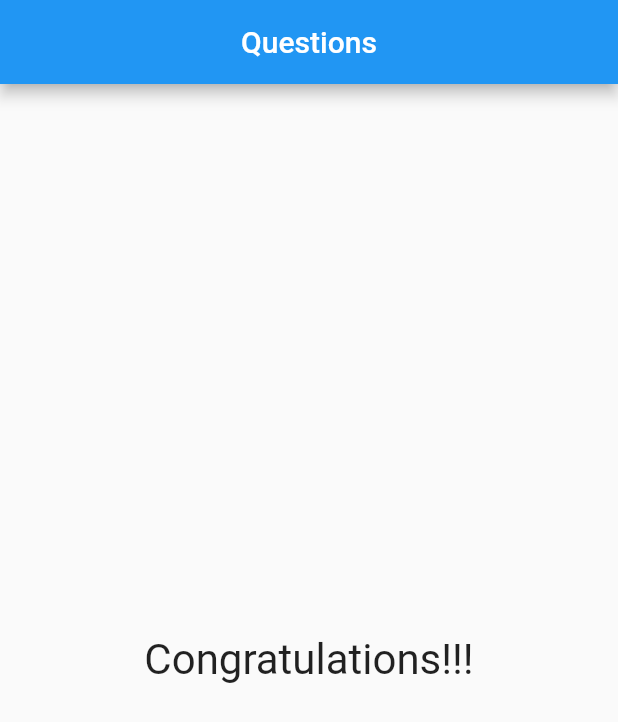
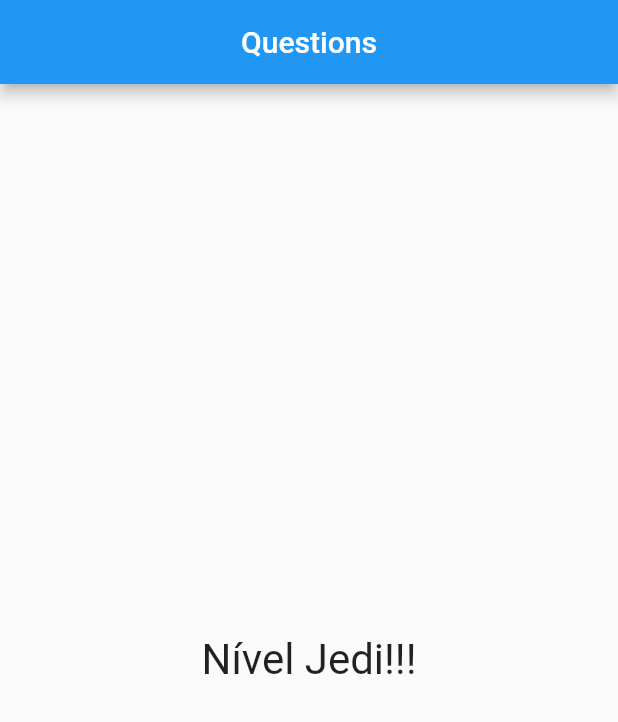
Before and after one commit to brandao-rafael/udemy-flutter, a Flutter app: the screen it shows after launch, after a tap on "Preto", after a tap on "Cobra", after a tap on "Léo", on a phone screen of 412 x 824 dp. Shown: the top 722 px of the screen. Run offline on Flutter 3.47's test engine with Material 2 defaults, Android fonts, the phone set to English and light mode, and no system bars.

Commit message:
feat: create logics to show diferent phrases on result

```diff
--- a/sessao-2-nocoes-basicas-de-flutter/project_questions/lib/main.dart
+++ b/sessao-2-nocoes-basicas-de-flutter/project_questions/lib/main.dart
@@ -66,7 +66,7 @@ class _QuestionAppState extends State<QuestionApp> {
                     selectedAwnser: _selectedAwnser,
                     toRespond: _awnser,
                   )
-                : const Result(text: 'Congratulations!!!')));
+                : Result(_totalPoints)));
   }
 }
 
--- a/sessao-2-nocoes-basicas-de-flutter/project_questions/lib/result.dart
+++ b/sessao-2-nocoes-basicas-de-flutter/project_questions/lib/result.dart
@@ -2,17 +2,27 @@
 import 'package:flutter/material.dart';
 
 class Result extends StatelessWidget {
-  final String text;
-  const Result({
-    required this.text,
-    Key? key,
-  }) : super(key: key);
+  final int points;
+
+  const Result(this.points, {super.key});
+
+  String get resultPhrase {
+    if(points < 8) {
+      return 'Parabéns!';
+    } else if (points < 12) {
+      return 'Você é bom';
+    } else if (points < 16) {
+      return 'Impressionante';
+    } else {
+      return 'Nível Jedi!!!';
+    }
+  }
 
   @override
   Widget build(BuildContext context) {
     return Center(
       child: Text(
-        text,
+        resultPhrase,
         style: const TextStyle(fontSize: 28),
       ),
     );
```
